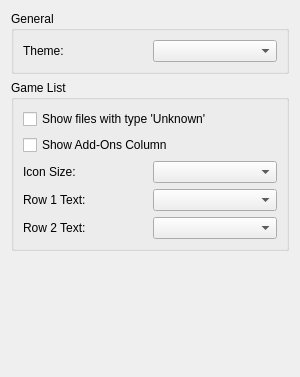
This is src/yuzu/configuration/configure_ui.ui in rorrim-rorrim/eden-alt as Qt 5 draws it before an edit. The edited form follows.
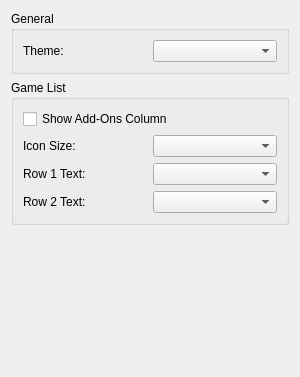
This is the edited form.

Commit message: Remove option "Show files with type 'Unknown'"

Diff of the .ui file:
```diff
--- a/src/yuzu/configuration/configure_ui.ui
+++ b/src/yuzu/configuration/configure_ui.ui
@@ -51,13 +51,6 @@
        <layout class="QHBoxLayout" name="GameListHorizontalLayout">
         <item>
          <layout class="QVBoxLayout" name="GeneralVerticalLayout">
-          <item>
-           <widget class="QCheckBox" name="show_unknown">
-            <property name="text">
-             <string>Show files with type 'Unknown'</string>
-            </property>
-           </widget>
-          </item>
           <item>
            <widget class="QCheckBox" name="show_add_ons">
             <property name="text">
```
The commit also changes 4 other files.
